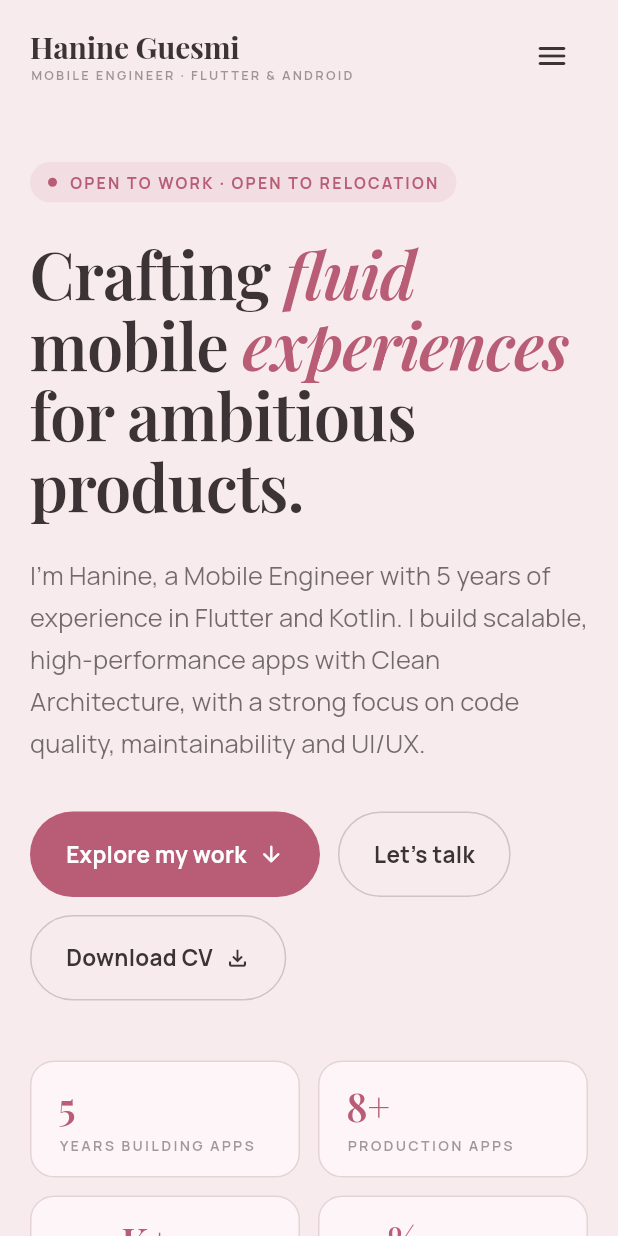
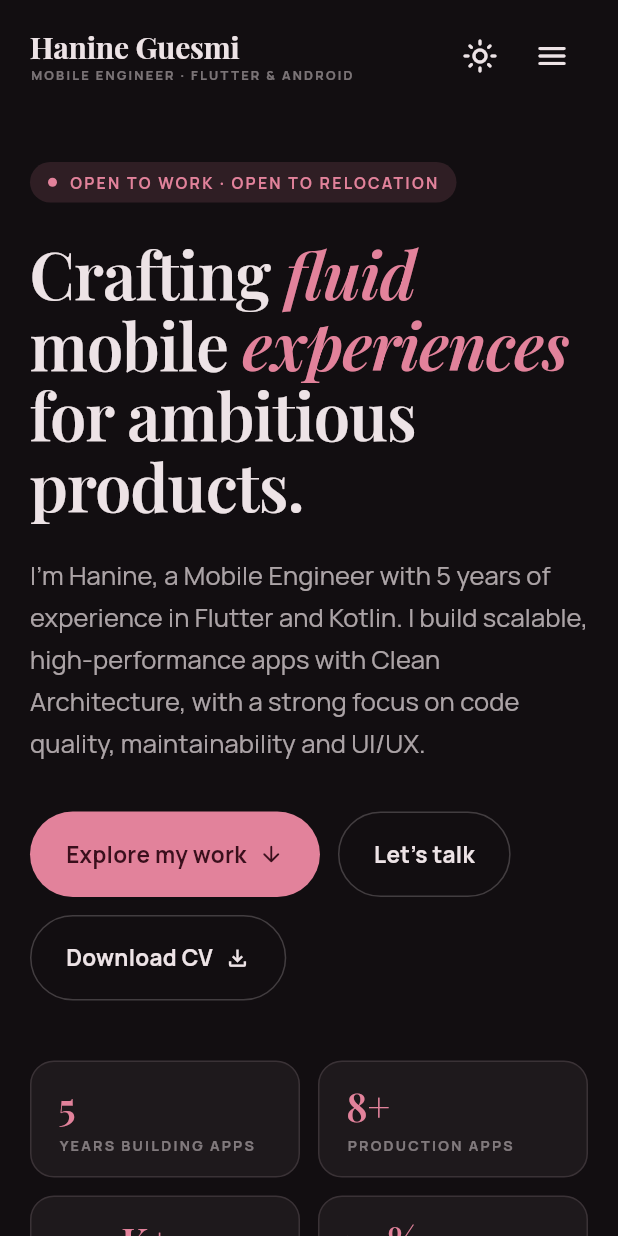
Before and after one commit to EngineerHanineGuesmi/Portfolio, a Flutter app: the screen it shows after launch, on a phone screen of 412 x 824 dp. Run offline on Flutter 3.47's test engine with Material 3 defaults, Android fonts, the phone set to English and light mode, and no system bars; drawn by our look-alikes of flutter_animate; our stand-ins replace font_awesome_flutter, google_fonts, responsive_framework.

Commit message:
Default to dark mode and add a light/dark toggle
Co-Authored-By: Claude Opus 5.5 <noreply@anthropic.com>

```diff
--- a/lib/main.dart
+++ b/lib/main.dart
@@ -1,11 +1,10 @@
 import 'package:flutter/material.dart';
 import 'package:flutter/services.dart';
-import 'package:google_fonts/google_fonts.dart';
-import 'package:provider/provider.dart';
 import 'package:responsive_framework/responsive_framework.dart';
 
 import 'screens/home_screen.dart';
 import 'themes/app_theme.dart';
+import 'widgets/ui.dart';
 
 void main() {
   WidgetsFlutterBinding.ensureInitialized();
@@ -24,12 +23,14 @@ class MyApp extends StatelessWidget {
 
   @override
   Widget build(BuildContext context) {
-    return MaterialApp(
+    return ValueListenableBuilder<ThemeMode>(
+      valueListenable: themeMode,
+      builder: (context, mode, _) => MaterialApp(
         title: 'Hanine Guesmi | Mobile Engineer',
         debugShowCheckedModeBanner: false,
         theme: AppTheme.lightTheme,
         darkTheme: AppTheme.darkTheme,
-      themeMode: ThemeMode.system,
+        themeMode: mode,
         builder: (context, child) => ResponsiveBreakpoints.builder(
           child: child!,
           breakpoints: [
@@ -40,6 +41,7 @@ class MyApp extends StatelessWidget {
           ],
         ),
         home: const HomeScreen(),
+      ),
     );
   }
 }
--- a/lib/widgets/site_header.dart
+++ b/lib/widgets/site_header.dart
@@ -44,8 +44,11 @@ class SiteHeader extends StatelessWidget implements PreferredSizeWidget {
             if (!narrow) ...[
               _NavPills(items: items, activeIndex: activeIndex, onSelect: onSelect),
               const Spacer(),
+              const ThemeToggle(),
+              const SizedBox(width: 8),
               PillButton(label: "Let's talk", onPressed: onContact, compact: true),
-            ] else
+            ] else ...[
+              const ThemeToggle(),
               Builder(
                 builder: (context) => IconButton(
                   tooltip: 'Menu',
@@ -53,6 +56,7 @@ class SiteHeader extends StatelessWidget implements PreferredSizeWidget {
                   onPressed: () => Scaffold.of(context).openEndDrawer(),
                 ),
               ),
+            ],
           ],
         ),
       ),
--- a/lib/widgets/ui.dart
+++ b/lib/widgets/ui.dart
@@ -13,6 +13,24 @@ Future<void> openLink(String url) async {
 
 /// Opens the CV PDF served next to the site (works under any base path).
 Future<void> openCv() => openLink(Uri.base.resolve(PortfolioData.cvFile).toString());
+
+/// Site theme. Dark is the default; the header toggle switches it.
+final themeMode = ValueNotifier<ThemeMode>(ThemeMode.dark);
+
+/// Sun/moon button that flips between dark and light.
+class ThemeToggle extends StatelessWidget {
+  const ThemeToggle({super.key});
+
+  @override
+  Widget build(BuildContext context) {
+    final dark = Theme.of(context).brightness == Brightness.dark;
+    return IconButton(
+      tooltip: dark ? 'Light mode' : 'Dark mode',
+      icon: Icon(dark ? Icons.light_mode_outlined : Icons.dark_mode_outlined),
+      onPressed: () => themeMode.value = dark ? ThemeMode.light : ThemeMode.dark,
+    );
+  }
+}
 
 bool isNarrow(BuildContext context) => MediaQuery.sizeOf(context).width < 900;
 
```
Also changed, not shown: 1 other file. Lines whose indentation alone changed are shown as unchanged.
